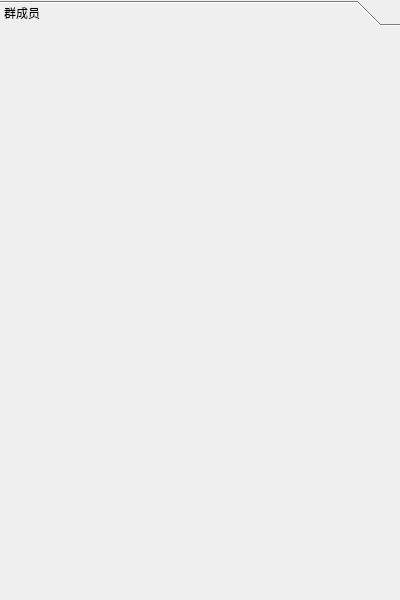
This is list.ui in jasminelee162/Qt-CSU--chatRoom as Qt 5 draws it before an edit. The edited form follows.
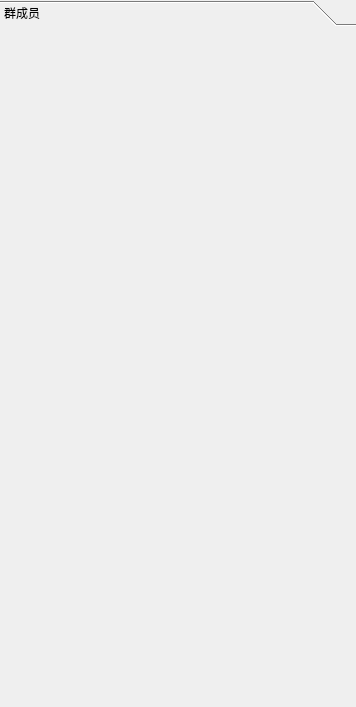
This is the edited form.

```diff
--- a/list.ui
+++ b/list.ui
@@ -6,22 +6,10 @@
    <rect>
     <x>0</x>
     <y>0</y>
-    <width>400</width>
-    <height>600</height>
+    <width>356</width>
+    <height>707</height>
    </rect>
   </property>
-  <property name="minimumSize">
-   <size>
-    <width>400</width>
-    <height>0</height>
-   </size>
-  </property>
-  <property name="maximumSize">
-   <size>
-    <width>400</width>
-    <height>600</height>
-   </size>
-  </property>
   <property name="windowTitle">
    <string>Form</string>
   </property>
@@ -48,8 +36,8 @@
        <rect>
         <x>0</x>
         <y>0</y>
-        <width>400</width>
-        <height>574</height>
+        <width>356</width>
+        <height>678</height>
        </rect>
       </property>
       <attribute name="label">
```
